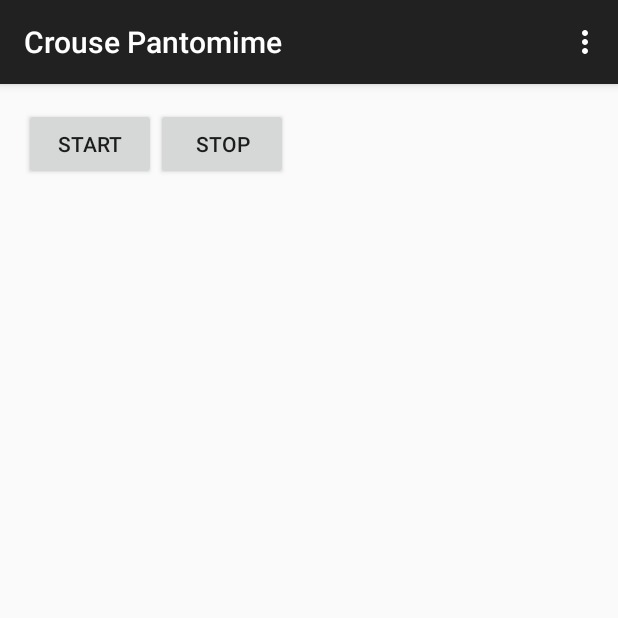
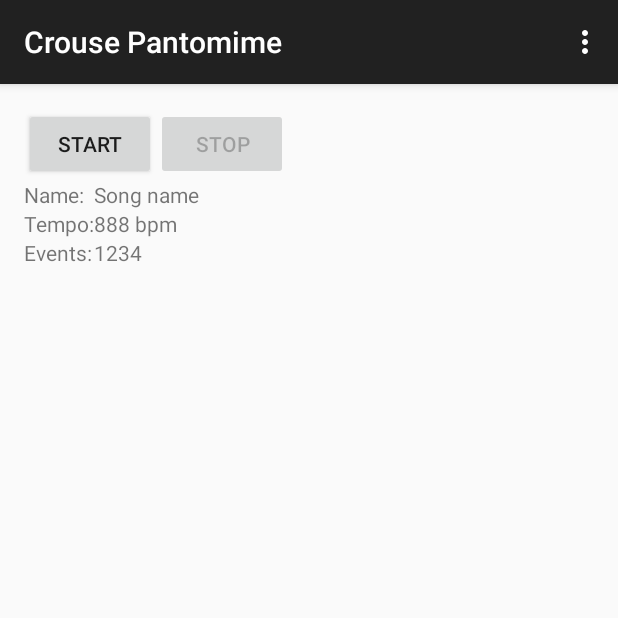
Before and after one commit to Compumax/crouse-pantomime, an Android app: the screen it shows after launch (MainActivity), on a phone screen of 412 x 824 dp, the top half of it. Run offline under Robolectric (Android 15) with nearby library versions, the phone set to English and light mode, and no system bars.

Commit message:
Adds start + stop button. Instantiates the music player thread.

```diff
--- a/app/src/main/java/com/dsitelecom/xmontero/crousepantomime/MainActivity.java
+++ b/app/src/main/java/com/dsitelecom/xmontero/crousepantomime/MainActivity.java
@@ -1,17 +1,46 @@
 package com.dsitelecom.xmontero.crousepantomime;
 
+import android.graphics.Color;
+import android.os.Handler;
 import android.support.v7.app.ActionBarActivity;
 import android.os.Bundle;
 import android.view.Menu;
 import android.view.MenuItem;
+import android.view.View;
+import android.widget.Button;
+import android.widget.TextView;
+
+import com.peculiargames.andmodplug.MODResourcePlayer;
+import com.peculiargames.andmodplug.PlayerThread;
 
 public class MainActivity extends ActionBarActivity
 {
+	private Button btnStart;
+	private Button btnStop;
+
+	private TextView txtName;
+	private TextView txtTempo;
+	private TextView txtEvents;
+
+	private MODResourcePlayer modPlayer = null;
+
+	private final Handler mainThreadHandler = new Handler();
+
 	@Override
 	protected void onCreate( Bundle savedInstanceState )
 	{
 		super.onCreate( savedInstanceState );
+
 		setContentView( R.layout.activity_main );
+		initLayout();
+	}
+
+	@Override
+	protected void onDestroy()
+	{
+		playStop();
+
+		super.onDestroy();
 	}
 
 	@Override
@@ -38,4 +67,85 @@ public class MainActivity extends ActionBarActivity
 
 		return super.onOptionsItemSelected( item );
 	}
+
+	private synchronized void initLayout()
+	{
+		btnStart = ( Button ) findViewById( R.id.btnStart );
+		btnStop = ( Button ) findViewById( R.id.btnStop );
+
+		txtName = ( TextView ) findViewById( R.id.txtName );
+		txtTempo = ( TextView ) findViewById( R.id.txtTempo );
+		txtEvents = ( TextView ) findViewById( R.id.txtEvents );
+
+		btnStop.setEnabled( false );
+
+		btnStart.setOnClickListener(
+				new View.OnClickListener()
+				{
+					@Override
+					public void onClick( View v )
+					{
+						v.setEnabled( false );
+						btnStop.setEnabled( true );
+
+						playStart();
+					}
+				}
+		);
+
+		btnStop.setOnClickListener(
+				new View.OnClickListener()
+				{
+					@Override
+					public void onClick( View v )
+					{
+						v.setEnabled( false );
+						btnStart.setEnabled( true );
+
+						playStop();
+					}
+				}
+		);
+	}
+
+	private void playStart()
+	{
+		playStop();
+
+		modPlayer = new MODResourcePlayer( this );
+		modPlayer.setPlayerListener(
+				new PlayerThread.PlayerListener()
+				{
+					@Override
+					public void onPlayerEvent( int i )
+					{
+						final int finalI = i;
+
+						// Send something to the main thread.
+						mainThreadHandler.post(
+								new Runnable()
+								{
+									@Override
+									public void run()
+									{
+										txtEvents.setText( txtEvents.getText() + "/" + finalI );
+									}
+								}
+						);
+					}
+				}
+		);
+
+		modPlayer.LoadMODResource( R.raw.crouse_pantomime );
+		modPlayer.start();
+	}
+
+	private void playStop()
+	{
+		if( modPlayer != null )
+		{
+			modPlayer.StopAndClose();
+			modPlayer = null;
+		}
+	}
 }
--- a/app/src/main/res/layout/activity_main.xml
+++ b/app/src/main/res/layout/activity_main.xml
@@ -2,7 +2,7 @@
 			  xmlns:tools="http://schemas.android.com/tools"
 			  android:layout_width="match_parent"
 			  android:layout_height="match_parent"
-			  android:orientation="horizontal"
+			  android:orientation="vertical"
 			  android:paddingBottom="@dimen/activity_vertical_margin"
 			  android:paddingLeft="@dimen/activity_horizontal_margin"
 			  android:paddingRight="@dimen/activity_horizontal_margin"
@@ -10,16 +10,96 @@
 			  tools:context=".MainActivity"
 	>
 
-	<Button
-		android:id="@+id/button"
+	<LinearLayout
 		android:layout_width="wrap_content"
 		android:layout_height="wrap_content"
-		android:text="Start"/>
+		android:orientation="horizontal">
 
-	<Button
-		android:id="@+id/button2"
-		android:layout_width="wrap_content"
-		android:layout_height="wrap_content"
-		android:text="Stop"/>
+		<Button
+			android:id="@+id/btnStart"
+			android:layout_width="wrap_content"
+			android:layout_height="wrap_content"
+			android:text="@string/action_start"/>
+
+		<Button
+			android:id="@+id/btnStop"
+			android:layout_width="wrap_content"
+			android:layout_height="wrap_content"
+			android:text="@string/action_stop"/>
+
+	</LinearLayout>
+
+	<TableLayout
+		android:layout_width="match_parent"
+		android:layout_height="wrap_content">
+
+		<TableRow
+			android:layout_width="fill_parent"
+			android:layout_height="fill_parent">
+
+			<TextView
+				android:id="@+id/txtNameTitle"
+				android:layout_width="wrap_content"
+				android:layout_height="wrap_content"
+				android:text="@string/label_name"/>
+
+			<TextView
+				android:id="@+id/txtName"
+				android:layout_width="wrap_content"
+				android:layout_height="wrap_content"
+				android:text="Song name"/>
+
+		</TableRow>
+
+		<TableRow
+			android:layout_width="fill_parent"
+			android:layout_height="fill_parent">
+
+			<TextView
+				android:id="@+id/txtTempoTitle"
+				android:layout_width="wrap_content"
+				android:layout_height="wrap_content"
+				android:text="@string/label_tempo"/>
+
+			<LinearLayout
+				android:layout_width="fill_parent"
+				android:layout_height="fill_parent"
+				android:orientation="horizontal">
+
+				<TextView
+					android:id="@+id/txtTempo"
+					android:layout_width="wrap_content"
+					android:layout_height="wrap_content"
+					android:text="888"/>
+
+				<TextView
+					android:layout_width="wrap_content"
+					android:layout_height="wrap_content"
+					android:text=" bpm"
+					android:id="@+id/txtTempoUnits"/>
+
+			</LinearLayout>
+
+		</TableRow>
+
+		<TableRow
+			android:layout_width="fill_parent"
+			android:layout_height="fill_parent">
+
+			<TextView
+				android:id="@+id/txtEventsTitle"
+				android:layout_width="wrap_content"
+				android:layout_height="wrap_content"
+				android:text="@string/label_events"/>
+
+			<TextView
+				android:id="@+id/txtEvents"
+				android:layout_width="wrap_content"
+				android:layout_height="wrap_content"
+				android:text="1234"/>
+
+		</TableRow>
+
+	</TableLayout>
 
 </LinearLayout>
```
Also changed, not shown: 3 other files.
